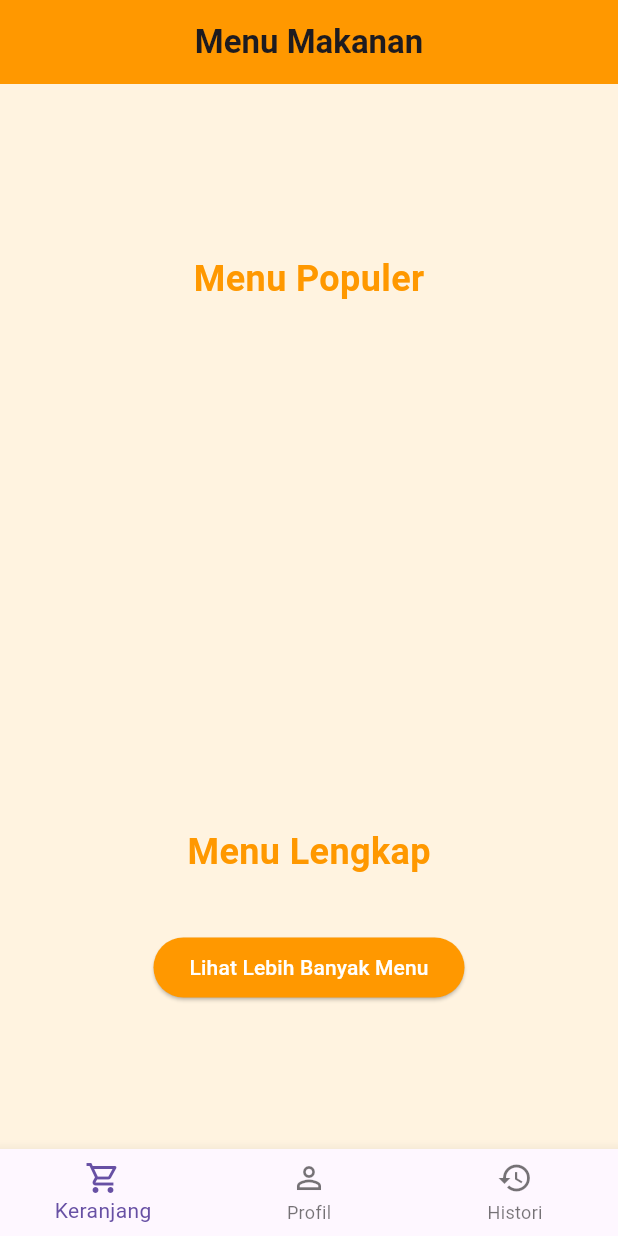
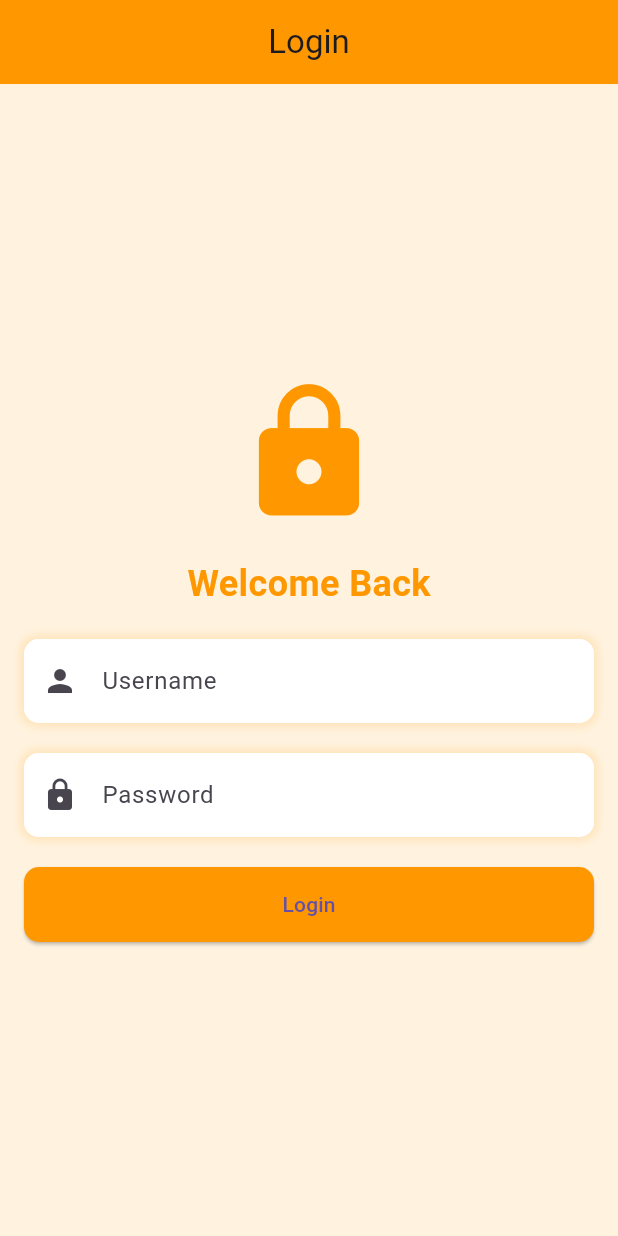
Before and after one commit to MuhammadRifkiPutraLaksmana/kelompok_3_UTS, a Flutter app: the screen it shows after launch, on a phone screen of 412 x 824 dp. Run offline on Flutter 3.47's test engine with Material 3 defaults, Android fonts, the phone set to English and light mode, and no system bars; drawn by our look-alikes of carousel_slider; our stand-ins replace shared_preferences; Roboto replaces fonts that are missing (Poppins).

Commit message:
logindanhistori

```diff
--- /dev/null
+++ b/lib/login_page.dart
@@ -0,0 +1,165 @@
+import 'package:flutter/material.dart'; // Mengimpor paket Flutter untuk membuat antarmuka pengguna.
+import 'package:http/http.dart' as http; // Mengimpor paket HTTP untuk melakukan permintaan HTTP.
+import 'package:shared_preferences/shared_preferences.dart'; // Mengimpor paket SharedPreferences untuk menyimpan data secara lokal.
+import 'dart:convert'; // Mengimpor paket Dart untuk mengonversi data JSON.
+import 'menu_makanan.dart'; // Mengimpor file menu_makanan.dart untuk navigasi setelah login.
+
+class LoginPage extends StatefulWidget { // Mendefinisikan kelas LoginPage sebagai StatefulWidget.
+  @override
+  _LoginPageState createState() => _LoginPageState(); // Membuat state untuk LoginPage.
+}
+
+class _LoginPageState extends State<LoginPage> { // Mendefinisikan state untuk LoginPage.
+  final TextEditingController _usernameController = TextEditingController(); // Membuat controller untuk input username.
+  final TextEditingController _passwordController = TextEditingController(); // Membuat controller untuk input password.
+  bool _isLoading = false; // Variabel untuk menandai apakah sedang dalam proses login.
+
+  Future<void> _login() async { // Fungsi untuk melakukan login.
+    setState(() {
+      _isLoading = true; // Menandai bahwa proses login sedang berlangsung.
+    });
+
+    final response = await http.post( // Melakukan permintaan POST ke server.
+      Uri.parse('http://127.0.0.1:8000/api/token/'), // URL endpoint untuk login.
+      headers: <String, String>{
+        'Content-Type': 'application/json; charset=UTF-8', // Header untuk permintaan HTTP.
+      },
+      body: jsonEncode(<String, String>{ // Mengonversi data username dan password ke format JSON.
+        'username': _usernameController.text, // Mengambil nilai dari input username.
+        'password': _passwordController.text, // Mengambil nilai dari input password.
+      }),
+    );
+
+    if (response.statusCode == 200) { // Jika login berhasil (status code 200).
+      final data = jsonDecode(response.body); // Mengonversi respons JSON ke Map.
+      final String token = data['access']; // Mengambil token dari respons.
+
+      // Menyimpan token ke SharedPreferences
+      SharedPreferences prefs = await SharedPreferences.getInstance();
+      await prefs.setString('token', token);
+
+      // Navigasi ke halaman MenuMakanan
+      Navigator.pushReplacement(
+        context,
+        MaterialPageRoute(builder: (context) => MenuMakanan()),
+      );
+    } else { // Jika login gagal.
+      // Menampilkan pesan error
+      ScaffoldMessenger.of(context).showSnackBar(
+        SnackBar(content: Text('Login failed')),
+      );
+    }
+
+    setState(() {
+      _isLoading = false; // Menandai bahwa proses login telah selesai.
+    });
+  }
+
+  @override
+  Widget build(BuildContext context) { // Fungsi untuk membangun antarmuka pengguna.
+    return Scaffold(
+      backgroundColor: Colors.orange[50], // Mengatur warna latar belakang.
+      appBar: AppBar(
+        backgroundColor: Colors.orange, // Mengatur warna AppBar.
+        title: Text('Login'), // Mengatur judul AppBar.
+        centerTitle: true, // Mengatur judul di tengah.
+      ),
+      body: Center(
+        child: SingleChildScrollView(
+          padding: const EdgeInsets.all(16.0), // Mengatur padding.
+          child: Column(
+            mainAxisAlignment: MainAxisAlignment.center, // Mengatur posisi kolom di tengah.
+            children: <Widget>[
+              Icon(
+                Icons.lock, // Menampilkan ikon kunci.
+                size: 100,
+                color: Colors.orange,
+              ),
+              SizedBox(height: 20), // Menambahkan jarak.
+              Text(
+                'Welcome Back', // Menampilkan teks selamat datang.
+                style: TextStyle(
+                  fontSize: 24,
+                  fontWeight: FontWeight.bold,
+                  color: Colors.orange,
+                ),
+              ),
+              SizedBox(height: 20), // Menambahkan jarak.
+              Container(
+                decoration: BoxDecoration(
+                  color: Colors.white, // Mengatur warna latar belakang.
+                  borderRadius: BorderRadius.circular(10), // Mengatur sudut border.
+                  boxShadow: [
+                    BoxShadow(
+                      color: Colors.orange.withOpacity(0.2), // Mengatur bayangan.
+                      spreadRadius: 2,
+                      blurRadius: 5,
+                    ),
+                  ],
+                ),
+                child: TextField(
+                  controller: _usernameController, // Menghubungkan controller username.
+                  decoration: InputDecoration(
+                    labelText: 'Username', // Label untuk input username.
+                    border: OutlineInputBorder(
+                      borderRadius: BorderRadius.circular(10),
+                      borderSide: BorderSide.none,
+                    ),
+                    prefixIcon: Icon(Icons.person), // Ikon di depan input.
+                    filled: true,
+                    fillColor: Colors.white,
+                  ),
+                ),
+              ),
+              SizedBox(height: 20), // Menambahkan jarak.
+              Container(
+                decoration: BoxDecoration(
+                  color: Colors.white, // Mengatur warna latar belakang.
+                  borderRadius: BorderRadius.circular(10), // Mengatur sudut border.
+                  boxShadow: [
+                    BoxShadow(
+                      color: Colors.orange.withOpacity(0.2), // Mengatur bayangan.
+                      spreadRadius: 2,
+                      blurRadius: 5,
+                    ),
+                  ],
+                ),
+                child: TextField(
+                  controller: _passwordController, // Menghubungkan controller password.
+                  decoration: InputDecoration(
+                    labelText: 'Password', // Label untuk input password.
+                    border: OutlineInputBorder(
+                      borderRadius: BorderRadius.circular(10),
+                      borderSide: BorderSide.none,
+                    ),
+                    prefixIcon: Icon(Icons.lock), // Ikon di depan input.
+                    filled: true,
+                    fillColor: Colors.white,
+                  ),
+                  obscureText: true, // Menyembunyikan teks input.
+                ),
+              ),
+              SizedBox(height: 20), // Menambahkan jarak.
+              _isLoading
+                  ? CircularProgressIndicator() // Menampilkan indikator loading jika sedang login.
+                  : SizedBox(
+                      width: double.infinity,
+                      child: ElevatedButton(
+                        onPressed: _login, // Menghubungkan tombol dengan fungsi login.
+                        child: Text('Login'), // Teks pada tombol.
+                        style: ElevatedButton.styleFrom(
+                          backgroundColor: Colors.orange, // Mengatur warna tombol.
+                          padding: EdgeInsets.symmetric(vertical: 15), // Mengatur padding tombol.
+                          shape: RoundedRectangleBorder(
+                            borderRadius: BorderRadius.circular(10), // Mengatur sudut tombol.
+                          ),
+                        ),
+                      ),
+                    ),
+            ],
+          ),
+        ),
+      ),
+    );
+  }
+}
--- a/lib/main.dart
+++ b/lib/main.dart
@@ -1,6 +1,5 @@
 import 'package:flutter/material.dart'; // Mengimpor paket Flutter untuk membuat aplikasi dengan material design
-import 'menu_makanan.dart';
-
+import 'login_page.dart'; // Mengimpor halaman login
 
 void main() {
   runApp(MyApp()); // Fungsi utama yang menjalankan aplikasi MyApp
@@ -14,7 +13,7 @@ class MyApp extends StatelessWidget { // Mendefinisikan kelas MyApp yang merupak
       theme: ThemeData( // Tema aplikasi
         primarySwatch: Colors.orange, // Warna utama aplikasi adalah oranye
       ),
-      home: MenuMakanan(),
+      home: LoginPage(), // Halaman pertama yang ditampilkan adalah LoginPage
     );
   }
 }
```
Also changed, not shown: lib/history_page.dart (added, +116 -0 lines).
